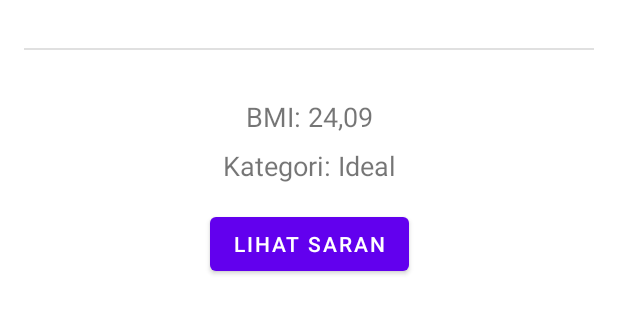
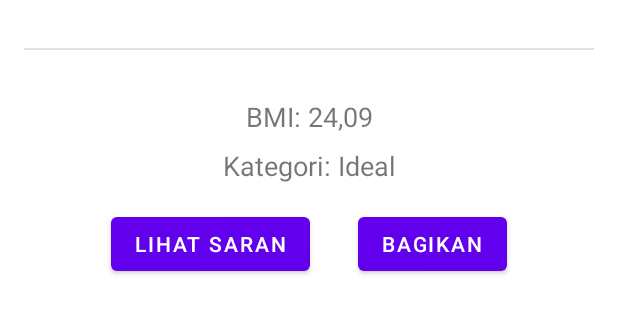
Before and after one commit to D3IF-Cool/4301-hitung-bmi-dinditaufa, an Android app: the layout fragment_hitung.xml on its own in the app's theme, with its tools: preview values and no code run, on a phone screen of 412 x 824 dp, the part 441-775 px from its top. Run offline under Robolectric (Android 15) with nearby library versions, the phone set to English and light mode, and no system bars.

Commit message:
Membuat navigasi ke app lain

```diff
--- a/app/src/main/res/layout/fragment_hitung.xml
+++ b/app/src/main/res/layout/fragment_hitung.xml
@@ -147,16 +147,30 @@
             android:layout_height="wrap_content"
             android:layout_marginStart="16dp"
             android:layout_marginTop="16dp"
-            android:layout_marginEnd="16dp"
             android:layout_marginBottom="16dp"
             android:text="@string/lihat_saran"
+            app:layout_constraintBottom_toBottomOf="parent"
+            app:layout_constraintEnd_toStartOf="@+id/shareButton"
+            app:layout_constraintHorizontal_chainStyle="packed"
+            app:layout_constraintStart_toStartOf="parent"
+            app:layout_constraintTop_toBottomOf="@+id/kategoriTextView" />
+        <Button
+            android:id="@+id/shareButton"
+            android:layout_width="wrap_content"
+            android:layout_height="wrap_content"
+            android:layout_marginStart="32dp"
+            android:layout_marginEnd="16dp"
+            android:text="@string/bagikan"
+            app:layout_constraintEnd_toEndOf="parent"
+            app:layout_constraintStart_toEndOf="@+id/saranButton"
+            app:layout_constraintTop_toTopOf="@+id/saranButton" />
+        <androidx.constraintlayout.widget.Group
+            android:id="@+id/buttonGroup"
+            android:layout_width="wrap_content"
+            android:layout_height="wrap_content"
             android:visibility="invisible"
-            app:layout_constraintBottom_toBottomOf="parent"
-            app:layout_constraintEnd_toEndOf="parent"
-            app:layout_constraintStart_toStartOf="parent"
-            app:layout_constraintTop_toBottomOf="@+id/kategoriTextView"
+            app:constraint_referenced_ids="saranButton,shareButton"
             tools:visibility="visible" />
-
 
     </androidx.constraintlayout.widget.ConstraintLayout>
 </ScrollView>
--- a/app/src/main/res/values/strings.xml
+++ b/app/src/main/res/values/strings.xml
@@ -24,4 +24,6 @@
     <string name="lihat_saran">Lihat Saran</string>
     <string name="copyright">Hitung BMI merupakan sebuah aplikasi Android untuk menghitung body mass index (BMI) sehingga seseorang dapat mengetahui apakah berat badannya ideal, gemuk atau kurus.\n\nAplikasi ini dibuat untuk kelas Mobpro 1. Temukan kodenya di https://github.com/indraazimi/hitungbmi\n\nCopyright © 2021 Indra Azimi.\nAll rights reserved.</string>
     <string name="tentang_aplikasi">Tentang Aplikasi</string>
+    <string name="bagikan">Bagikan</string>
+    <string name="bagikan_template">Berat badan: %1$s kg\nTinggi badan: %2$s cm\nJenis kelamin: %3$s\n\n%4$s\n%5$s</string>
 </resources>
```
Also changed, not shown: app/src/main/java/org/d3if4131/hitungbmi/ui/HitungFragment.kt (+24 -1 lines).
